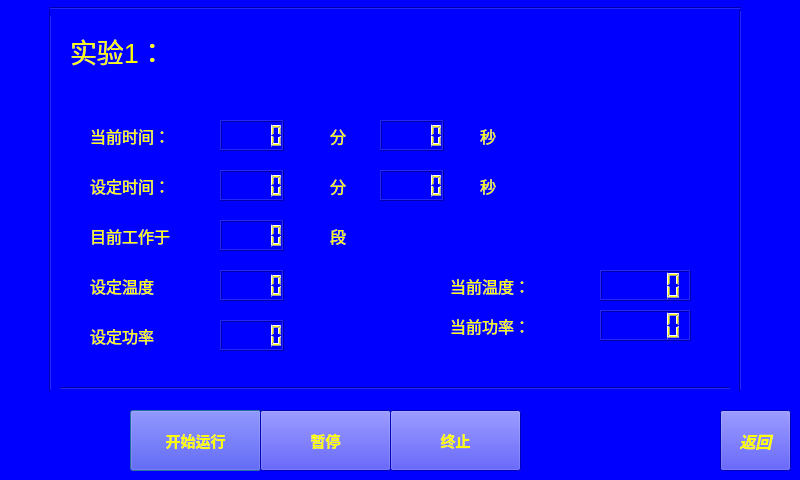
First picture: the form in running_1.ui, repository wanghao-xznu/untitled2, before the edit.
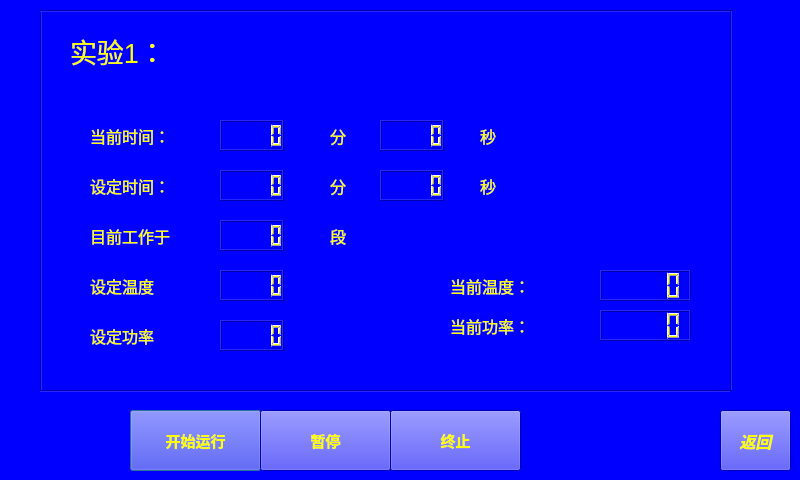
Second picture: the form after the edit.

```diff
--- a/running_1.ui
+++ b/running_1.ui
@@ -368,10 +368,10 @@
   <widget class="Line" name="line">
    <property name="geometry">
     <rect>
-     <x>50</x>
-     <y>380</y>
+     <x>40</x>
+     <y>390</y>
      <width>691</width>
-     <height>16</height>
+     <height>2</height>
     </rect>
    </property>
    <property name="orientation">
@@ -383,7 +383,7 @@
     <rect>
      <x>40</x>
      <y>10</y>
-     <width>20</width>
+     <width>2</width>
      <height>381</height>
     </rect>
    </property>
@@ -394,10 +394,10 @@
   <widget class="Line" name="line_3">
    <property name="geometry">
     <rect>
-     <x>50</x>
-     <y>0</y>
+     <x>40</x>
+     <y>10</y>
      <width>691</width>
-     <height>16</height>
+     <height>2</height>
     </rect>
    </property>
    <property name="orientation">
@@ -409,7 +409,7 @@
     <rect>
      <x>730</x>
      <y>10</y>
-     <width>20</width>
+     <width>2</width>
      <height>381</height>
     </rect>
    </property>
```
